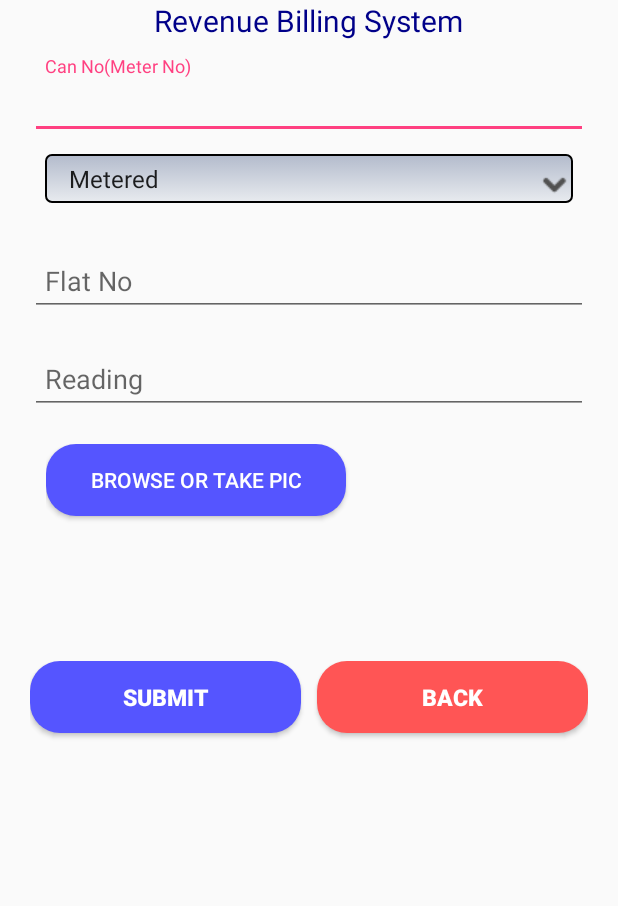
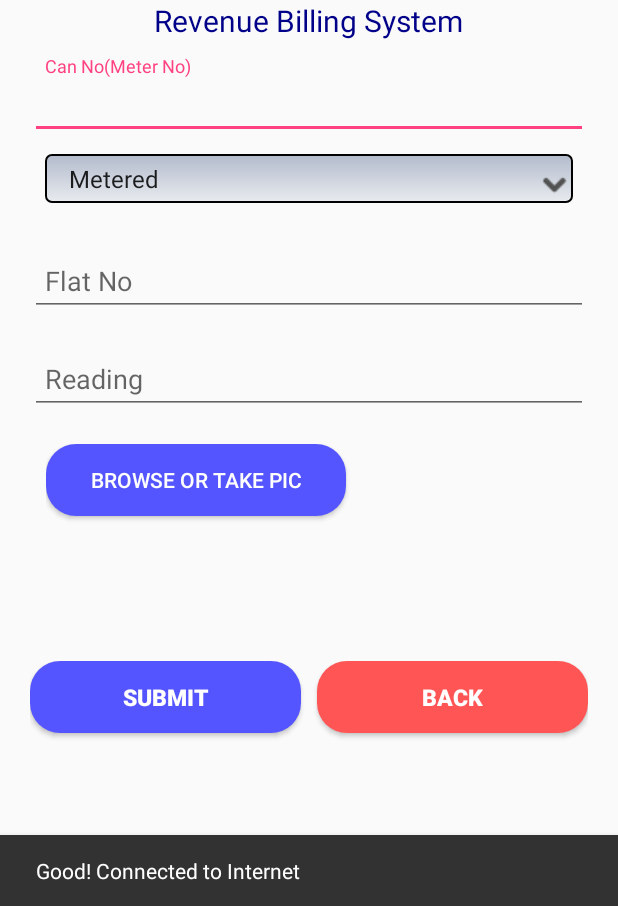
Before and after one commit to satee107/WaterBilling, an Android app: the BillActivity screen opened directly, with no data from a screen before it, on a phone screen of 412 x 824 dp, the part 330-1236 px from its top. Run offline under Robolectric (Android 15) with nearby library versions, the phone set to English and light mode, and no system bars; our stand-ins replace Volley.

Commit message:
latest updates

```diff
--- a/app/src/main/java/com/example/ammulu/waterbilling/BillActivity.java
+++ b/app/src/main/java/com/example/ammulu/waterbilling/BillActivity.java
@@ -58,7 +58,7 @@ import java.util.Map;
 import java.util.Timer;
 import java.util.TimerTask;
 
-public class BillActivity extends AppCompatActivity implements View.OnClickListener{
+public class BillActivity extends AppCompatActivity implements View.OnClickListener,ConnectivityReceiver.ConnectivityReceiverListener{
     public static final String UPLOAD_KEY = "image";
     private int REQUEST_CAMERA = 0, SELECT_FILE = 1;
     private String userChoosenTask;
@@ -74,6 +74,7 @@ public class BillActivity extends AppCompatActivity implements View.OnClickListe
     Spinner spin;
     String itm;
     TextView billtoas;
+    ProgressBar progressBar;
     @Override
     protected void onCreate(Bundle savedInstanceState) {
         super.onCreate(savedInstanceState);
@@ -88,6 +89,8 @@ public class BillActivity extends AppCompatActivity implements View.OnClickListe
         etflatno=(EditText)findViewById(R.id.editflatno);
         etreading=(EditText)findViewById(R.id.editreading);
         spin = (Spinner)findViewById(R.id.meter);
+        progressBar=findViewById(R.id.progress);
+        checkConnection();
         spin.setOnItemSelectedListener(new AdapterView.OnItemSelectedListener() {
             @Override
             public void onItemSelected(AdapterView<?> adapterView, View view, int i, long l) {
@@ -146,6 +149,9 @@ public class BillActivity extends AppCompatActivity implements View.OnClickListe
                 }
             }
         });
+
+
+
 
     }
     private void showFileChooser() {
@@ -240,6 +246,7 @@ public class BillActivity extends AppCompatActivity implements View.OnClickListe
 //        pDialog = new ProgressDialog(getApplicationContext());
 //        pDialog.setMessage("Inserting....");
 //        pDialog.show();
+        if(checkConnection()) {
             String serverURL = API.canDetailsurl;
             StringRequest sr = new StringRequest(Request.Method.POST, serverURL, new Response.Listener<String>() {
                 @Override
@@ -249,6 +256,7 @@ public class BillActivity extends AppCompatActivity implements View.OnClickListe
                         JSONObject jsonObj = new JSONObject(response);
                         String res = jsonObj.getString("result");
                         if (res.equals("success")) {
+                            progressBar.setVisibility(View.GONE);
                             // pDialog.dismiss();
                             //progressBar.setVisibility(View.GONE);
                             //Toast.makeText(getApplicationContext(),"Successfully Inserted",Toast.LENGTH_LONG).show();
@@ -259,7 +267,8 @@ public class BillActivity extends AppCompatActivity implements View.OnClickListe
                                 public void run() {
                                     runOnUiThread(new Runnable() {
                                         public void run() {
-                                        billtoas.setText("");                                    }
+                                            billtoas.setText("");
+                                        }
                                     });
                                 }
                             }, 5000);
@@ -269,7 +278,7 @@ public class BillActivity extends AppCompatActivity implements View.OnClickListe
                             etreading.setText(" ");
                             imageView1.setImageResource(0);
 
-                    } else{
+                        } else {
                             //pDialog.dismiss();
                             //progressBar.setVisibility(View.GONE);
                             // Toast.makeText(getApplicationContext(),"Error while Inseerting!!",Toast.LENGTH_LONG).show();
@@ -277,8 +286,8 @@ public class BillActivity extends AppCompatActivity implements View.OnClickListe
                             billtoas.setTextColor(Color.RED);
 
                         }
-                }catch (Exception e){
-                    Log.e("ERROR","EXCEPTION");
+                    } catch (Exception e) {
+                        Log.e("ERROR", "EXCEPTION");
                     }
 
                 }
@@ -286,19 +295,19 @@ public class BillActivity extends AppCompatActivity implements View.OnClickListe
                 @Override
                 public void onErrorResponse(VolleyError error) {
                     VolleyLog.d("Billing", "Error: " + error.getMessage());
-                Log.d("Billing", ""+error.getMessage()+","+error.toString());
+                    Log.d("Billing", "" + error.getMessage() + "," + error.toString());
                     // pDialog.dismiss();
                     //mView.showMessage(error.getMessage());
                 }
             }) {
                 @Override
-            public Map<String,String> getParams() throws AuthFailureError {
+                public Map<String, String> getParams() throws AuthFailureError {
                     connno = etcanno.getText().toString();
                     flatno = etflatno.getText().toString();
                     reading = etreading.getText().toString();
                     itm = spin.getSelectedItem().toString();
 
-                shre = getSharedPreferences("userdetails",MODE_PRIVATE);
+                    shre = getSharedPreferences("userdetails", MODE_PRIVATE);
                     String agentname = shre.getString("loginname", null);
                     supload = getStringImage(bitmap);
                     Map<String, String> data = new HashMap<String, String>();
@@ -307,7 +316,7 @@ public class BillActivity extends AppCompatActivity implements View.OnClickListe
                     data.put("bid", agentname);
                     data.put("reading", reading);
                     data.put("propertyimg", supload);
-                data.put("meter",itm);
+                    data.put("meter", itm);
                     return data;
                 }
 //            @Override
@@ -322,62 +331,52 @@ public class BillActivity extends AppCompatActivity implements View.OnClickListe
 //                return "application/json";
 //            }
             };
+            progressBar.setVisibility(View.VISIBLE);
             VolleySingleton.getInstance(this).addToRequestQueue(sr);
+        }else{
+            Toast.makeText(this, "Hi, you have to upload manually", Toast.LENGTH_SHORT).show();
+        }
+    }
+
+    private boolean checkConnection() {
+        boolean isConnected = ConnectivityReceiver.isConnected();
+        showSnack(isConnected);
+        return isConnected;
+    }
+    // Showing the status in Snackbar
+    private void showSnack(boolean isConnected) {
+        String message;
+        int color;
+        if (isConnected) {
+            message = "Good! Connected to Internet";
+            color = Color.WHITE;
+        } else {
+            message = "Sorry! Not connected to internet";
+            color = Color.RED;
+        } Snackbar snackbar = Snackbar.make(findViewById(android.R.id.content),message , Snackbar.LENGTH_LONG);
+        // snackbar.show();
+//        Snackbar snackbar = Snackbar
+//                .make(findViewById(R.id.fab), message, Snackbar.LENGTH_LONG);
+
+        View sbView = snackbar.getView();
+        TextView textView = (TextView) sbView.findViewById(android.support.design.R.id.snackbar_text);
+        textView.setTextColor(color);
+        snackbar.show();
+    }
+
+    @Override
+    public void onNetworkConnectionChanged(boolean isConnected) {
+        showSnack(isConnected);
+    }
+    @Override
+    protected void onResume() {
+        super.onResume();
+
+        // register connection status listener
+        MyApplication.getInstance().setConnectivityListener(this);
+    }
+
+
+
 
 }
-
-//    private boolean checkConnection() {
-//        boolean isConnected = ConnectivityReceiver.isConnected();
-//        showSnack(isConnected);
-//        return isConnected;
-//    }
-//    // Showing the status in Snackbar
-//    private void showSnack(boolean isConnected) {
-//        String message;
-//        int color;
-//        if (isConnected) {
-//            message = "Good! Connected to Internet";
-//            color = Color.WHITE;
-//        } else {
-//            message = "Sorry! Not connected to internet";
-//            color = Color.RED;
-//        }
-//
-//        Snackbar snackbar = Snackbar.make(findViewById(android.R.id.content),message , Snackbar.LENGTH_LONG);
-//        // snackbar.show();
-////        Snackbar snackbar = Snackbar
-////                .make(findViewById(R.id.fab), message, Snackbar.LENGTH_LONG);
-//
-//        View sbView = snackbar.getView();
-//        TextView textView = (TextView) sbView.findViewById(android.support.design.R.id.snackbar_text);
-//        textView.setTextColor(color);
-//        snackbar.show();
-//    }
-//    @Override
-//    public void onNetworkConnectionChanged(boolean isConnected) {
-//        showSnack(isConnected);
-//    }
-//
-//
-//    @Override
-//    protected void onResume() {
-//        super.onResume();
-//
-//        // register connection status listener
-//        MyApplication.getInstance().setConnectivityListener(this);
-//    }
-//    public void refresh(){          //refresh is onClick name given to the button
-//        onRestart();
-//    }
-//
-//    @Override
-//    protected void onRestart() {
-//
-//        // TODO Auto-generated method stub
-//        super.onRestart();
-//        Intent i = new Intent(getApplicationContext(), BillActivity.class);  //your class
-//        startActivity(i);
-//        finish();
-//
-//    }
-}
--- a/app/src/main/java/com/example/ammulu/waterbilling/Network/API.java
+++ b/app/src/main/java/com/example/ammulu/waterbilling/Network/API.java
@@ -13,6 +13,5 @@ public class API {
     public  static String getreportsUrl="http://www.globalmrbs.com/mrbs/getreport.php";
     public  static String getunreadingsUrl="http://www.globalmrbs.com/mrbs/getreadingsr.php";
     public  static String getunpaidamountstUrl="http://www.globalmrbs.com/mrbs/getamountsr.php";
-
-
+    public  static String canrequesturl="http://www.globalmrbs.com/mrbs/getdet1.php";
 }
```
Also changed, not shown: app/src/main/java/com/example/ammulu/waterbilling/CollectionActivity.java (+118 -11 lines). Lines whose indentation alone changed are shown as unchanged.
